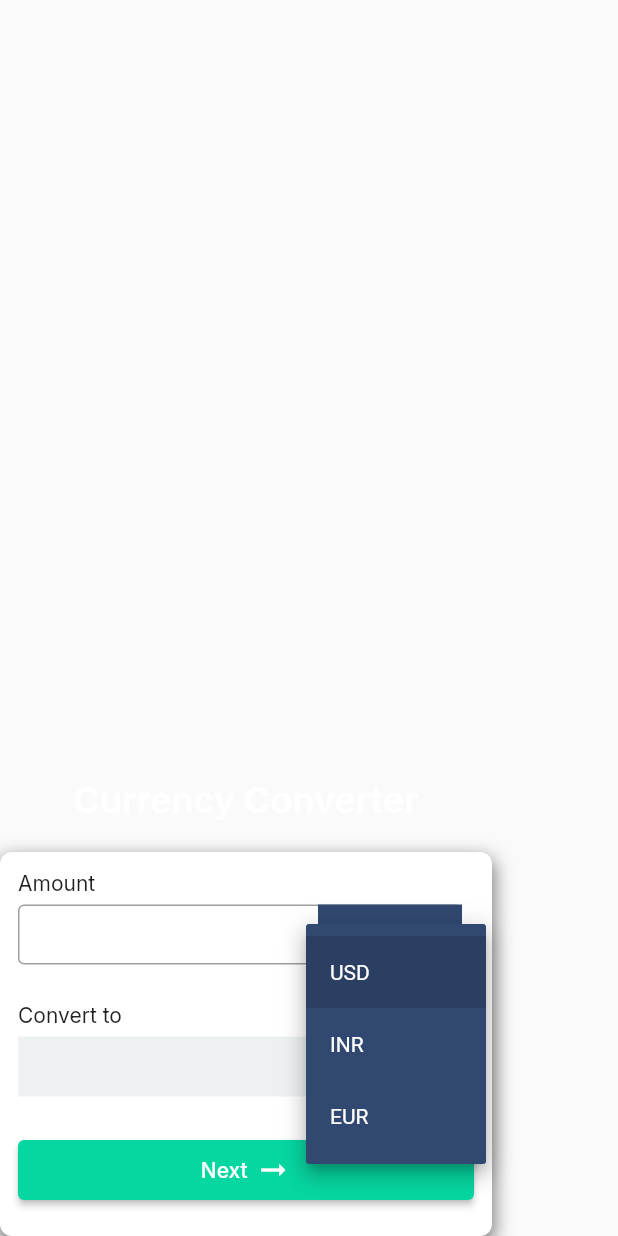
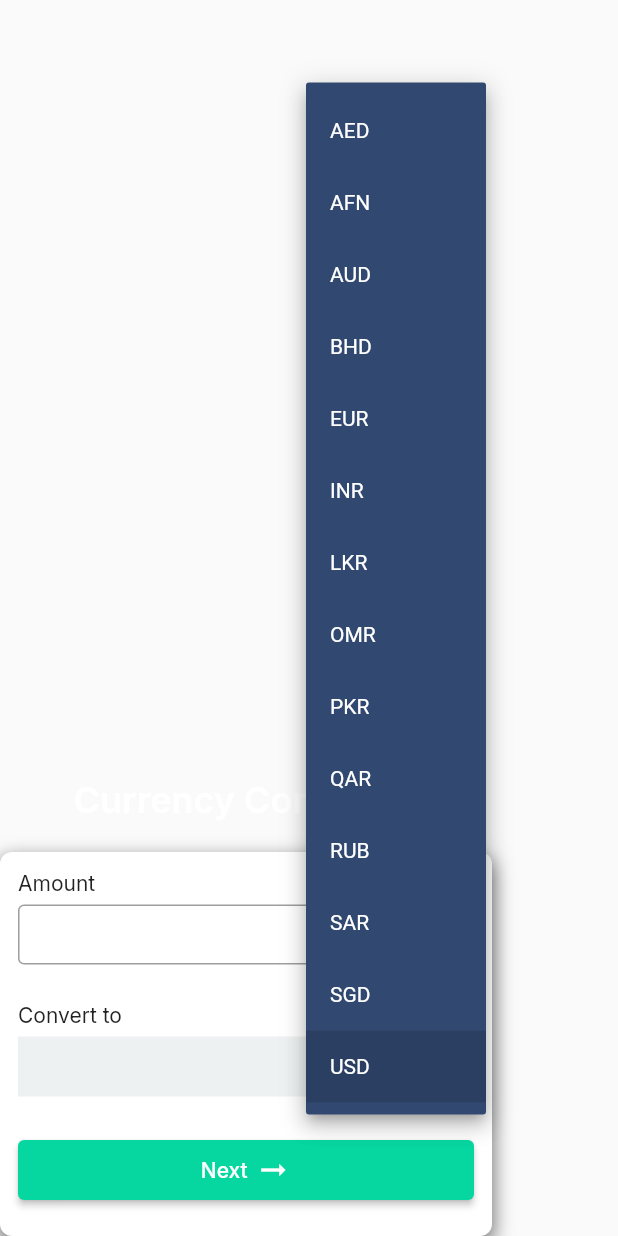
Before and after one commit to shabaad/Currency-Converter, a Flutter app: the ConvertTab widget shown alone on an empty page, opened directly with empty values, after a tap on "USD", on a phone screen of 412 x 824 dp. Run offline on Flutter 3.47's test engine with Material 2 defaults, Android fonts, the phone set to English and light mode, and no system bars; our stand-ins replace email_validator, google_fonts; accounts and stored records are empty; network calls fail.

Commit message:
"Update"

```diff
--- a/lib/components/convert_tab.dart
+++ b/lib/components/convert_tab.dart
@@ -23,9 +23,20 @@ class ConvertTab extends StatefulWidget {
 class _ConvertTabState extends State<ConvertTab> {
   TextEditingController amountController = TextEditingController();
   var items = [
+    'AED',
+    'AFN',
+    'AUD',
+    'BHD',
+    'EUR',
+    'INR',
+    'LKR',
+    'OMR',
+    'PKR',
+    'QAR',
+    'RUB',
+    'SAR',
+    'SGD',
     'USD',
-    'INR',
-    'EUR',
   ];
   String dropdownValue1 = 'INR';
   String dropdownValue2 = 'USD';
--- a/lib/views/home_page.dart
+++ b/lib/views/home_page.dart
@@ -1,4 +1,3 @@
-import 'package:currency_converter/components/convert.dart';
 import 'package:currency_converter/components/convert_tab.dart';
 import 'package:currency_converter/functions/fetchrates.dart';
 import 'package:currency_converter/models/ratesmodel.dart';
```
